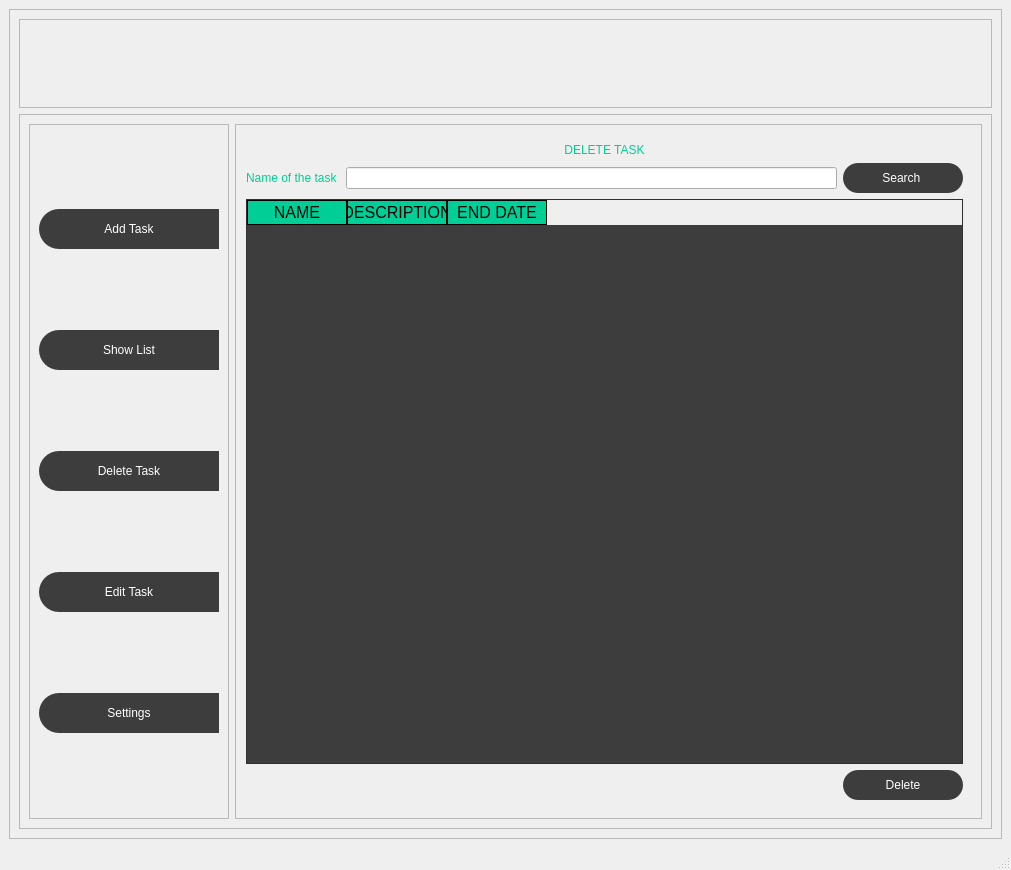
Qt form design/interface.ui (emersondivB0/PyToDo-List) before a commit.
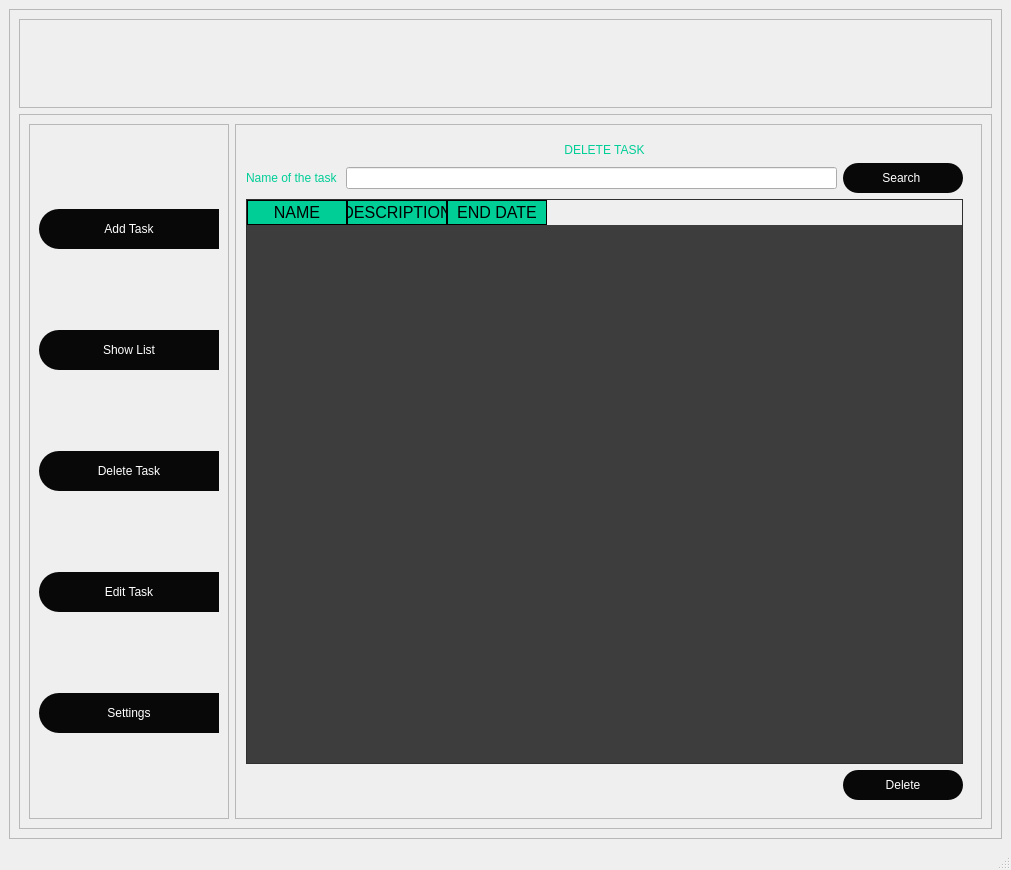
The same form after that commit. Icons and pictures are not drawn.

Commit message: Adding ss to README and setting new colors

```diff
--- a/design/interface.ui
+++ b/design/interface.ui
@@ -129,7 +129,7 @@
          </property>
          <property name="styleSheet">
           <string notr="true">QPushButton {
-background-color: rgb(61,61,61);
+background-color: #080808;
 border-top-left-radius:20px;
 border-bottom-left-radius:20px;
 color: rgb(255,255,255);
@@ -320,7 +320,7 @@
 }
 
 QPushButton {
-background-color: rgb(61,61,61);
+background-color: #080808;
 border-radius: 15px;
 color: rgb(255,255,255);
 font: 77 10pt &quot;Arial Black&quot;;
```
The commit also changes 6 other files.
